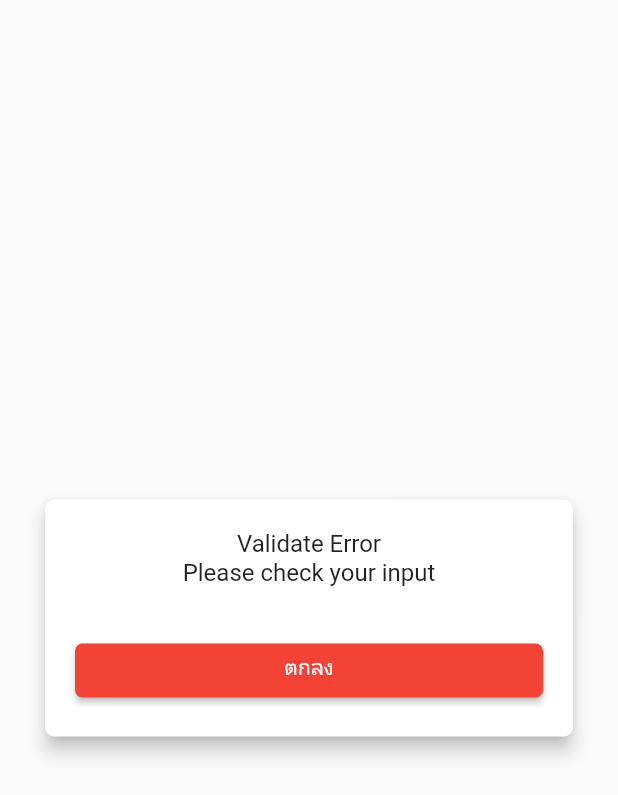
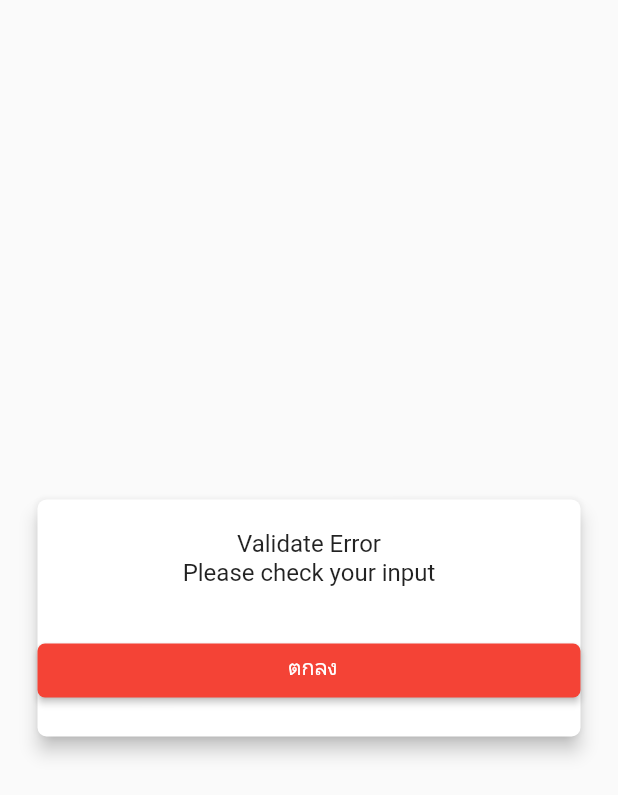
Before and after one commit to tiees288/Food-Flutter, a Flutter app: the AlertNotify widget shown alone on an empty page, opened directly, on a phone screen of 412 x 824 dp. Shown: the top 795 px of the screen. Run offline on Flutter 3.47's test engine with Material 2 defaults, Android fonts, the light colour scheme and no system bars; our stand-ins replace form_validator, local_auth, otp_text_field; missing offline and left inert: local_auth_ios.

Commit message:
Commit OTP

```diff
--- a/lib/Widgets/Alert/AlertNotify.dart
+++ b/lib/Widgets/Alert/AlertNotify.dart
@@ -1,4 +1,5 @@
 import 'package:flutter/material.dart';
+import 'package:helloapp/Widgets/Button/ButtonRed.dart';
 
 class AlertNotify extends StatefulWidget {
   final Widget? title;
@@ -37,25 +38,11 @@ class _AlertNotifyState extends State<AlertNotify> {
         child: content,
       ),
       actions: [
-        Container(
-          width: MediaQuery.of(context).size.width - 100,
-          margin: EdgeInsets.only(bottom: 20.0),
-          child: SizedBox(
-            width: MediaQuery.of(context).size.width,
-            child: ElevatedButton(
-              style: ElevatedButton.styleFrom(
-                padding: EdgeInsets.only(left: 30, right: 30, bottom: 5),
-                shape: RoundedRectangleBorder(
-                  borderRadius: BorderRadius.circular(5.0),
-                ),
-                backgroundColor: buttonColor,
-              ),
-              onPressed: () {
-                Navigator.of(context).pop();
-              },
-              child: Text('ตกลง'),
-            ),
-          ),
+        ButtonRed(
+          text: 'ตกลง',
+          onPressed: () {
+            Navigator.of(context).pop();
+          },
         )
       ],
     );
--- /dev/null
+++ b/lib/Widgets/Button/ButtonRed.dart
@@ -0,0 +1,31 @@
+import 'package:flutter/material.dart';
+
+class ButtonRed extends StatelessWidget {
+  final String text;
+  final Function()? onPressed;
+  const ButtonRed({super.key, required this.onPressed, required this.text});
+
+  @override
+  Widget build(BuildContext context) {
+    Color buttonColor = Colors.red;
+
+    return Container(
+      width: MediaQuery.of(context).size.width - 50,
+      margin: EdgeInsets.only(bottom: 20.0),
+      child: SizedBox(
+        width: MediaQuery.of(context).size.width,
+        child: ElevatedButton(
+          style: ElevatedButton.styleFrom(
+            padding: EdgeInsets.only(left: 30, right: 25, bottom: 5),
+            shape: RoundedRectangleBorder(
+              borderRadius: BorderRadius.circular(5.0),
+            ),
+            backgroundColor: buttonColor,
+          ),
+          onPressed: onPressed,
+          child: Text(this.text),
+        ),
+      ),
+    );
+  }
+}
--- a/pubspec.yaml
+++ b/pubspec.yaml
@@ -37,6 +37,8 @@ dependencies:
   intl: ^0.18.0
   local_auth: ^2.1.4
   local_auth_ios: ^1.0.12
+  otp_text_field: ^1.1.3
+  flutter_countdown_timer: ^4.1.0
   provider: ^6.0.5
 
 dev_dependencies:
```
Also changed, not shown: lib/Widgets/BottomApp.dart (+4 -3 lines), lib/main.dart (+9 -0 lines), lib/screen/accounts.dart (+7 -0 lines), lib/screen/otp.dart (added, +96 -0 lines), pubspec.lock.
